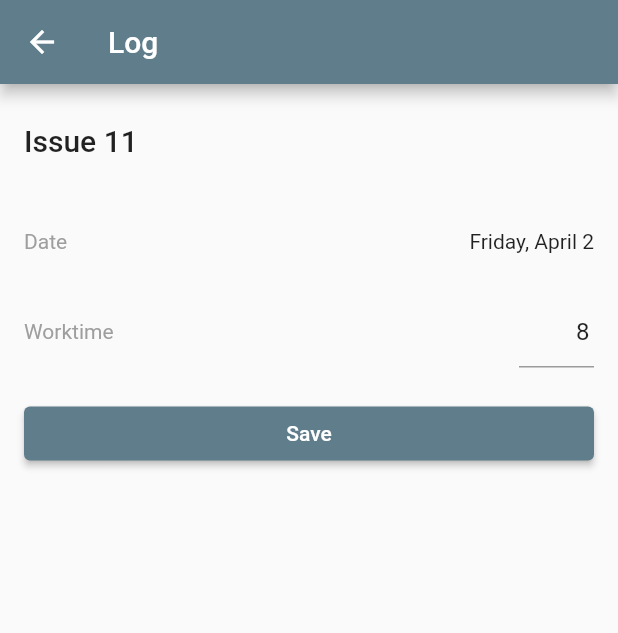
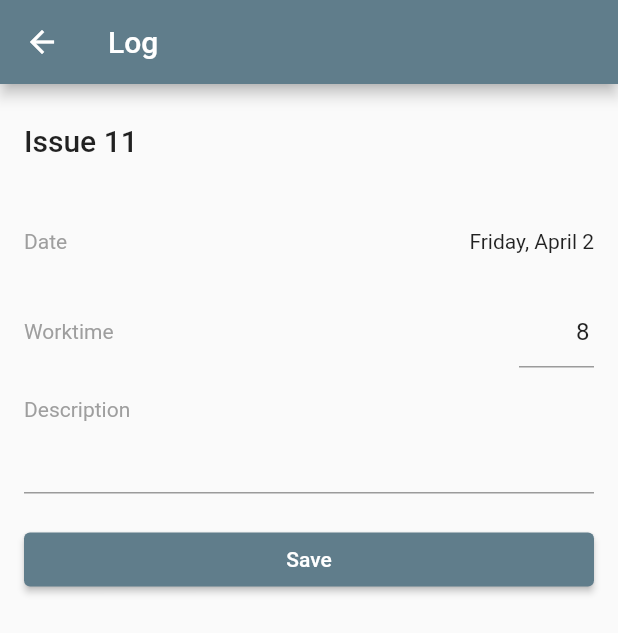
Before and after one commit to jaklia/pm_flutter, a Flutter app: the LogWorkTimeScreen screen opened directly with sample values from the repository, on a phone screen of 412 x 824 dp. Shown: the top 633 px of the screen. Run offline on Flutter 3.47's test engine with Material 2 defaults, Android fonts, the phone set to English and light mode, and no system bars; our stand-ins replace dio, jwt_decoder, rxdart, shared_preferences, table_calendar; accounts and stored records are empty; generated files the repository leaves out were written again.

```diff
--- a/lib/bloc/projects/projects_provider.dart
+++ b/lib/bloc/projects/projects_provider.dart
@@ -13,7 +13,7 @@ class ProjectsProvider {
     // return Future.delayed(Duration(seconds: 1), () => mockProjects);
 
     var res = await Network.dio.get(Urls.PROJECT);
-    print(res.data.toString());
+    //      print(res.data.toString());
     //var tmp = jsonDecode(res.data);
     List<Project> list = res.data.map<Project>(
       (item) {
@@ -37,7 +37,7 @@ class ProjectsProvider {
       '${Urls.PROJECT}/$projectId/issues',
     );
     // var res = await Network.dio.get(Urls.ISSUE, queryParameters: {"projectId": projectId});
-    print(res.data.toString());
+//       print(res.data.toString());
     List<Issue> list = res.data.map<Issue>(
       (item) {
         Map<String, dynamic> asd = item;
--- a/lib/bloc/timeentries/timeentries_repository.dart
+++ b/lib/bloc/timeentries/timeentries_repository.dart
@@ -8,7 +8,7 @@ class TimeEntriesRepository {
   Future<List<TimeEntry>> getWorktimes(DateTime from, DateTime to) =>
       _provider.getWorktimes(from, to);
 
-  Future<TimeEntry> addWorktime(TimeEntry wt) => _provider.addWorktime(wt);
+  Future<TimeEntry> addWorktime(TimeEntry wt) => _provider.addTimeEntry(wt);
 
   Future<void> deleteWorktime(TimeEntry wt) => _provider.deleteWorktime(wt);
 
--- a/lib/bloc/users/users_bloc.dart
+++ b/lib/bloc/users/users_bloc.dart
@@ -28,7 +28,7 @@ class UsersBloc {
   }
 
   Future<void> getUserWorktimes(User user) async {
-    final res = await _repository.getUserWorktimes(user.userId);
+    final res = await _repository.getUserWorktimes(user.id);
     _userWorktimes.sink.add(res);
     _currentUser.sink.add(user);
   }
--- a/lib/bloc/users/users_provider.dart
+++ b/lib/bloc/users/users_provider.dart
@@ -9,7 +9,7 @@ class UsersProvider {
     // return mockUsers;
 
     var res = await Network.dio.get(Urls.USERS);
-    print(res.data.toString());
+    //        print(res.data.toString());
     //var tmp = jsonDecode(res.data);
     List<User> list = res.data.map<User>(
       (item) {
--- a/lib/main.dart
+++ b/lib/main.dart
@@ -21,7 +21,9 @@ class MyApp extends StatelessWidget {
           dispose: (_, usersBloc) => usersBloc.dispose(),
         ),
         Provider<ProjectsBloc>(
-            create: (_) => ProjectsBloc(), dispose: (_, projectsBloc) => projectsBloc.dispose()),
+          create: (_) => ProjectsBloc(),
+          dispose: (_, projectsBloc) => projectsBloc.dispose(),
+        ),
         Provider<TimeEntriesBloc>(
           create: (_) => TimeEntriesBloc(),
           dispose: (_, worktimesBloc) => worktimesBloc.dispose(),
--- a/lib/models/message.dart
+++ b/lib/models/message.dart
@@ -1,6 +1,6 @@
 class Message {
   String text;
-  String senderId;
+  int senderId;
 
   Message({this.senderId, this.text});
 }
--- a/lib/models/user.dart
+++ b/lib/models/user.dart
@@ -12,13 +12,13 @@ enum Role {
 @JsonSerializable()
 class User {
   @JsonKey(name: "id")
-  int userId;
+  int id;
   @JsonKey(name: "userName")
   String name;
   String email;
   Role role;
 
-  User({@required this.name, this.role, this.email, this.userId});
+  User({@required this.name, this.role, this.email, this.id});
 
   factory User.fromJson(Map<String, dynamic> json) => _$UserFromJson(json);
   Map<String, dynamic> toJson() => _$UserToJson(this);
--- a/lib/screens/projects/log_worktime.dart
+++ b/lib/screens/projects/log_worktime.dart
@@ -18,15 +18,26 @@ class LogWorkTimeScreen extends StatefulWidget {
 
 class _LogWorkTimeScreenState extends State<LogWorkTimeScreen> {
   DateTime _date;
-  int _hours;
+  int _minutes;
+  String _description;
   TimeEntriesBloc _worktimesBloc;
   ProfileBloc _profileBloc;
 
   @override
   void initState() {
     super.initState();
-    _date = widget.worktime == null ? DateTime.now() : widget.worktime.date;
-    _hours = widget.worktime == null ? null : widget.worktime.minutes;
+    if (widget.worktime == null) {
+      _date = DateTime.now();
+      _minutes = null;
+      _description = "";
+    } else {
+      _date = widget.worktime.date;
+      _minutes = widget.worktime.minutes;
+      _description = widget.worktime.description;
+    }
+    // _date = widget.worktime == null ? DateTime.now() : widget.worktime.date;
+    // _minutes = widget.worktime == null ? null : widget.worktime.minutes;
+    // _description = widget.worktime == null ? null : widget.worktime.description;
   }
 
   @override
@@ -56,6 +67,8 @@ class _LogWorkTimeScreenState extends State<LogWorkTimeScreen> {
             _dateInput(),
             SizedBox(height: 20),
             _wortimeInput(),
+            SizedBox(height: 20),
+            _descriptionInput(),
             SizedBox(height: 20),
             Container(
               width: double.infinity,
@@ -124,13 +137,13 @@ class _LogWorkTimeScreenState extends State<LogWorkTimeScreen> {
         Container(
           width: 50,
           child: TextFormField(
-            decoration: InputDecoration(hintText: "8"),
+            decoration: InputDecoration(hintText: "60"),
             keyboardType: TextInputType.number,
             textAlign: TextAlign.end,
-            initialValue: (_hours == null ? "" : _hours.toString()),
+            initialValue: (_minutes == null ? "" : _minutes.toString()),
             onFieldSubmitted: (text) {
               setState(() {
-                _hours = int.parse(text);
+                _minutes = int.parse(text);
               });
             },
           ),
@@ -139,29 +152,53 @@ class _LogWorkTimeScreenState extends State<LogWorkTimeScreen> {
     );
   }
 
+  Widget _descriptionInput() {
+    return Column(
+      crossAxisAlignment: CrossAxisAlignment.start,
+      children: [
+        Text(
+          'Description',
+          style: Theme.of(context).textTheme.bodyText2.copyWith(color: Colors.grey),
+        ),
+        TextFormField(
+          initialValue: _description ?? "",
+          onFieldSubmitted: (text) {
+            setState(() {
+              _description = text;
+            });
+          },
+        ),
+      ],
+    );
+  }
+
   void _save(BuildContext context) async {
     // TODO:     user / userId,    issue / issueId  ????
-    print("${_date.toString()}  -  $_hours");
+    print("${_date.toString()}  -  $_minutes");
     if (widget.worktime == null) {
       var res = await _worktimesBloc.addWorktime(
         TimeEntry(
           id: 0,
-          minutes: _hours,
+          minutes: _minutes,
           date: _date,
           issueId: widget.issue.id,
           userId: _profileBloc.userId,
           issueName: widget.issue.subject,
+          userName: "", // don't need this now, the backend will send back the correct value
+          description: _description,
         ),
       );
     } else {
       var res = await _worktimesBloc.editWorktime(
         TimeEntry(
           id: widget.worktime.id,
-          minutes: _hours,
+          minutes: _minutes,
           date: _date,
           issueId: widget.worktime.issueId,
-          userId: _profileBloc.userId,
+          userId: widget.worktime.userId,
           issueName: widget.worktime.issueName,
+          userName: widget.worktime.userName,
+          description: _description,
         ),
       );
     }
--- a/lib/screens/users/user_list.dart
+++ b/lib/screens/users/user_list.dart
@@ -69,7 +69,7 @@ class _UserListScreenState extends State<UserListScreen> {
               itemBuilder: (context, i) => ListTile(
                 onTap: () => _openUserDetails(context, snapshot.data[i]),
                 title: Text(
-                  _profileBloc.userId == snapshot.data[i].userId
+                  _profileBloc.userId == snapshot.data[i].id
                       ? '${snapshot.data[i].name} *'
                       : snapshot.data[i].name,
                 ),
--- a/lib/utility/network.dart
+++ b/lib/utility/network.dart
@@ -39,14 +39,15 @@ class Network {
       var token = await SharedPrefsManager.getToken();
       var t = "Bearer $token";
       options.headers["Authorization"] = t;
-      var asd = "asdasdasd";
+      print(options.toString());
     }
     return options;
   }, onResponse: (Response response) {
-    // Do something with response data
+    print(response.toString());
     return response; // continue
   }, onError: (DioError error) async {
     // Do something with response error
+    print(error.toString());
     // if (error.response?.statusCode == 403) {
     //   _dio.interceptors.requestLock.lock();
     //   _dio.interceptors.responseLock.lock();
--- a/lib/utility/urls.dart
+++ b/lib/utility/urls.dart
@@ -10,7 +10,7 @@ class Urls {
 
   static const PROJECT = "/api/projects";
   static const ISSUE = "/api/issues";
-  static const WORKTIME = "/api/worktimes";
+  static const TIMEENTRY = "/api/timeentries";
   static const USERS = "/api/users";
 
   static const ADMIN = "/api/admin/worktime";
```
Also changed, not shown: lib/bloc/profile/profile_bloc.dart (+9 -9 lines), lib/bloc/profile/profile_provider.dart (+6 -4 lines), lib/bloc/timeentries/timeentries_provider.dart (+4 -4 lines), lib/mock/users.dart (+5 -5 lines), lib/screens/users/user_details.dart (+12 -12 lines), lib/models/user.g.dart.
